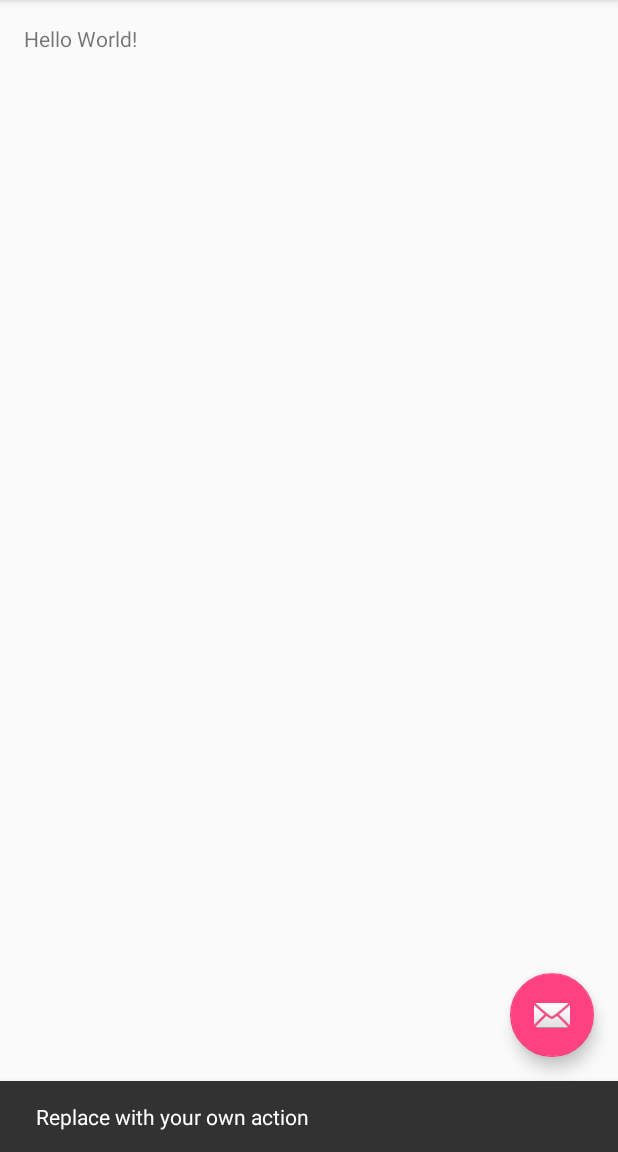
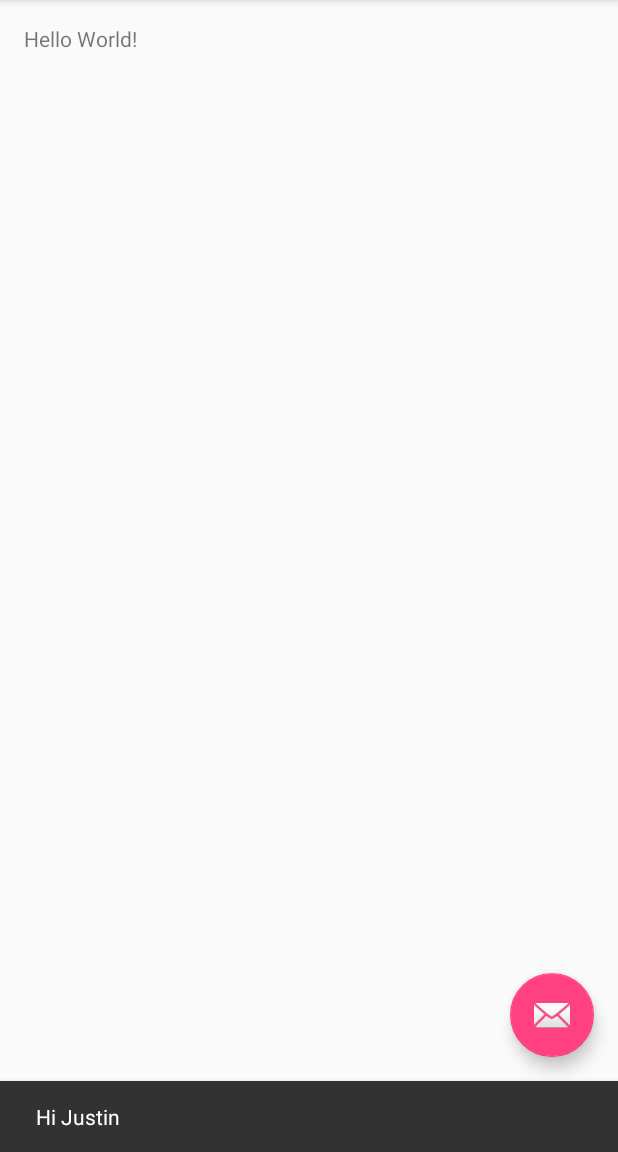
Before and after one commit to wgma00/sports-hack-chtelgrli, an Android app: the screen it shows after launch (MainActivity), after a tap on an icon or button, on a phone screen of 412 x 824 dp, the part 84-1236 px from its top. Run offline under Robolectric (Android 15) with nearby library versions, the phone set to English and light mode, and no system bars.

Commit message:
Hi justin

```diff
--- a/Fuudi/app/src/main/java/com/fantasybuddy/user/fuudi/MainActivity.java
+++ b/Fuudi/app/src/main/java/com/fantasybuddy/user/fuudi/MainActivity.java
@@ -27,7 +27,7 @@ public class MainActivity extends AppCompatActivity
         fab.setOnClickListener(new View.OnClickListener() {
             @Override
             public void onClick(View view) {
-                Snackbar.make(view, "Replace with your own action", Snackbar.LENGTH_LONG)
+                Snackbar.make(view, "Hi Justin", Snackbar.LENGTH_LONG)
                         .setAction("Action", null).show();
             }
         });
```
